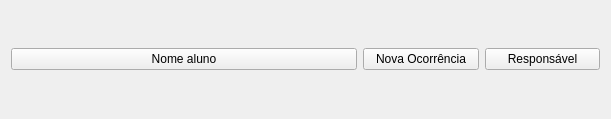
Old version of the form App/view/ui/studentCard.ui in the repository Senac-SOR-ADS/Gerenciamento-Escolar.
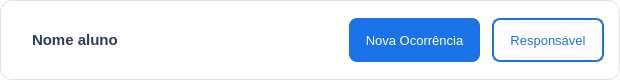
New version of the form.

Commit message:
Modernize studentCard.ui with modern creative design styling
Agent-Logs-Url: https://github.com/rubim666/Gerenciamento-Escolar/sessions/22835eb4-ad10-43c6-844e-f534aa0daf96

```diff
--- a/App/view/ui/studentCard.ui
+++ b/App/view/ui/studentCard.ui
@@ -6,16 +6,87 @@
    <rect>
     <x>0</x>
     <y>0</y>
-    <width>611</width>
-    <height>119</height>
+    <width>620</width>
+    <height>80</height>
    </rect>
   </property>
+  <property name="minimumSize">
+   <size>
+    <width>500</width>
+    <height>70</height>
+   </size>
+  </property>
+  <property name="maximumSize">
+   <size>
+    <width>16777215</width>
+    <height>90</height>
+   </size>
+  </property>
   <property name="windowTitle">
    <string>Form</string>
   </property>
+  <property name="styleSheet">
+   <string notr="true">
+    QWidget#Form {
+        background-color: #ffffff;
+        border: 1px solid #e0e0e0;
+        border-radius: 12px;
+    }
+   </string>
+  </property>
   <layout class="QHBoxLayout" name="horizontalLayout" stretch="3,1,1">
+   <property name="spacing">
+    <number>12</number>
+   </property>
+   <property name="leftMargin">
+    <number>16</number>
+   </property>
+   <property name="topMargin">
+    <number>12</number>
+   </property>
+   <property name="rightMargin">
+    <number>16</number>
+   </property>
+   <property name="bottomMargin">
+    <number>12</number>
+   </property>
    <item>
     <widget class="QPushButton" name="studentName">
+     <property name="minimumSize">
+      <size>
+       <width>0</width>
+       <height>44</height>
+      </size>
+     </property>
+     <property name="font">
+      <font>
+       <pointsize>11</pointsize>
+       <weight>75</weight>
+       <bold>true</bold>
+      </font>
+     </property>
+     <property name="cursor">
+      <cursorShape>PointingHandCursor</cursorShape>
+     </property>
+     <property name="styleSheet">
+      <string notr="true">
+       QPushButton {
+           background-color: transparent;
+           color: #2c3e50;
+           border: none;
+           border-radius: 8px;
+           padding: 8px 16px;
+           text-align: left;
+       }
+       QPushButton:hover {
+           background-color: #f0f4f8;
+           color: #1a73e8;
+       }
+       QPushButton:pressed {
+           background-color: #e1e8f0;
+       }
+      </string>
+     </property>
      <property name="text">
       <string>Nome aluno</string>
      </property>
@@ -23,6 +94,39 @@
    </item>
    <item>
     <widget class="QPushButton" name="newReport">
+     <property name="minimumSize">
+      <size>
+       <width>0</width>
+       <height>44</height>
+      </size>
+     </property>
+     <property name="font">
+      <font>
+       <pointsize>10</pointsize>
+       <weight>50</weight>
+       <bold>false</bold>
+      </font>
+     </property>
+     <property name="cursor">
+      <cursorShape>PointingHandCursor</cursorShape>
+     </property>
+     <property name="styleSheet">
+      <string notr="true">
+       QPushButton {
+           background-color: #1a73e8;
+           color: #ffffff;
+           border: none;
+           border-radius: 8px;
+           padding: 8px 16px;
+       }
+       QPushButton:hover {
+           background-color: #1557b0;
+       }
+       QPushButton:pressed {
+           background-color: #0d47a1;
+       }
+      </string>
+     </property>
      <property name="text">
       <string>Nova Ocorrência</string>
      </property>
@@ -30,6 +134,42 @@
    </item>
    <item>
     <widget class="QPushButton" name="parentInfo">
+     <property name="minimumSize">
+      <size>
+       <width>0</width>
+       <height>44</height>
+      </size>
+     </property>
+     <property name="font">
+      <font>
+       <pointsize>10</pointsize>
+       <weight>50</weight>
+       <bold>false</bold>
+      </font>
+     </property>
+     <property name="cursor">
+      <cursorShape>PointingHandCursor</cursorShape>
+     </property>
+     <property name="styleSheet">
+      <string notr="true">
+       QPushButton {
+           background-color: transparent;
+           color: #1a73e8;
+           border: 2px solid #1a73e8;
+           border-radius: 8px;
+           padding: 8px 16px;
+       }
+       QPushButton:hover {
+           background-color: #e8f0fe;
+           border-color: #1557b0;
+           color: #1557b0;
+       }
+       QPushButton:pressed {
+           background-color: #d2e3fc;
+           border-color: #0d47a1;
+       }
+      </string>
+     </property>
      <property name="text">
       <string>Responsável</string>
      </property>
```
